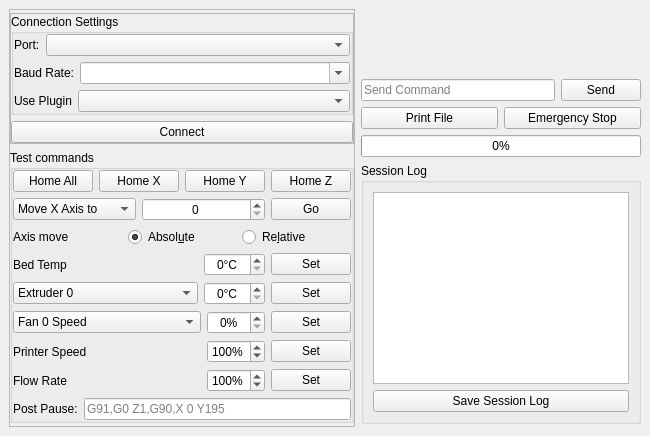
The window that testclient/mainwindow.ui (KDE/atcore) describes before a commit, drawn with Qt 5.
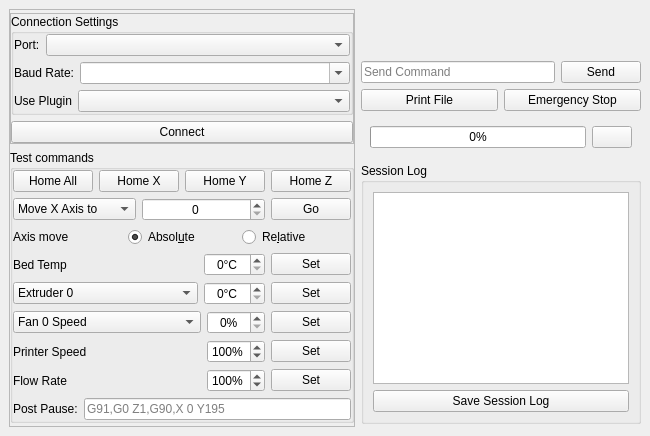
The same window after the commit. Icons and pictures are not drawn. Custom widgets are drawn as their Qt base class.

Commit message: Add support for stop and emergencyStop

What changed in the file:
```diff
--- a/testclient/mainwindow.ui
+++ b/testclient/mainwindow.ui
@@ -641,7 +641,7 @@
           </widget>
          </item>
          <item>
-          <widget class="QPushButton" name="stopPB">
+          <widget class="QPushButton" name="emergencyStopPB">
            <property name="sizePolicy">
             <sizepolicy hsizetype="Preferred" vsizetype="Fixed">
              <horstretch>0</horstretch>
@@ -656,6 +656,9 @@
         </layout>
        </item>
        <item>
+        <widget class="QWidget" name="printLayout" native="true">
+         <layout class="QHBoxLayout" name="horizontalLayout_16">
+          <item>
         <widget class="QProgressBar" name="printingProgress">
          <property name="enabled">
           <bool>true</bool>
@@ -663,6 +666,22 @@
          <property name="value">
           <number>0</number>
          </property>
+           </widget>
+          </item>
+          <item>
+           <widget class="QPushButton" name="stopPB">
+            <property name="toolTip">
+             <string>Stop Print Job</string>
+            </property>
+            <property name="text">
+             <string/>
+            </property>
+            <property name="icon">
+             <iconset theme="process-stop"/>
+            </property>
+           </widget>
+          </item>
+         </layout>
         </widget>
        </item>
        <item>
```
Lines whose indentation alone changed are shown as unchanged. The commit also changes 2 other files.
